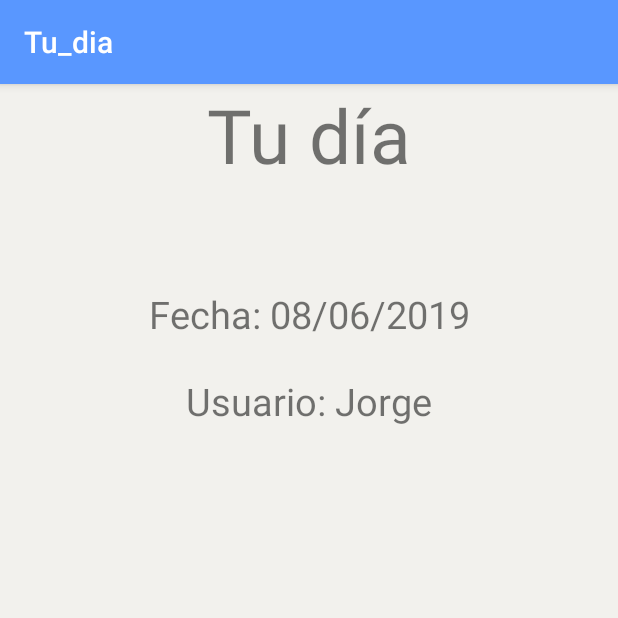
After one commit to andresduarter22/sarana, an Android app: the Tu_dia screen opened directly, with no data from a screen before it, on a phone screen of 412 x 824 dp, the top half of it. The commit adds this screen. Run offline under Robolectric (Android 15) with nearby library versions, the phone set to English and light mode, and no system bars; 2 statements that could not run were skipped.

Commit message:
detelles peques 2

```diff
--- a/app/src/main/AndroidManifest.xml
+++ b/app/src/main/AndroidManifest.xml
@@ -9,6 +9,10 @@
         android:roundIcon="@mipmap/ic_launcher_round"
         android:supportsRtl="true"
         android:theme="@style/AppTheme">
+        <activity
+            android:name=".Tu_dia"
+            android:label="@string/title_activity_tu_dia"
+            android:theme="@style/AppTheme.NoActionBar"></activity>
         <activity
             android:name=".Transaction_fail"
             android:label="@string/title_activity_transaction_fail"
--- /dev/null
+++ b/app/src/main/java/com/example/sarana/Tu_dia.java
@@ -0,0 +1,29 @@
+package com.example.sarana;
+
+import android.os.Bundle;
+import android.support.design.widget.FloatingActionButton;
+import android.support.design.widget.Snackbar;
+import android.support.v7.app.AppCompatActivity;
+import android.support.v7.widget.Toolbar;
+import android.view.View;
+
+public class Tu_dia extends AppCompatActivity {
+
+    @Override
+    protected void onCreate(Bundle savedInstanceState) {
+        super.onCreate(savedInstanceState);
+        setContentView(R.layout.activity_tu_dia);
+        Toolbar toolbar = findViewById(R.id.toolbar);
+        setSupportActionBar(toolbar);
+
+        FloatingActionButton fab = findViewById(R.id.fab);
+        fab.setOnClickListener(new View.OnClickListener() {
+            @Override
+            public void onClick(View view) {
+                Snackbar.make(view, "Replace with your own action", Snackbar.LENGTH_LONG)
+                        .setAction("Action", null).show();
+            }
+        });
+    }
+
+}
--- /dev/null
+++ b/app/src/main/res/layout/activity_tu_dia.xml
@@ -0,0 +1,25 @@
+<?xml version="1.0" encoding="utf-8"?>
+<android.support.design.widget.CoordinatorLayout xmlns:android="http://schemas.android.com/apk/res/android"
+    xmlns:app="http://schemas.android.com/apk/res-auto"
+    xmlns:tools="http://schemas.android.com/tools"
+    android:layout_width="match_parent"
+    android:layout_height="match_parent"
+    tools:context=".Tu_dia">
+
+    <android.support.design.widget.AppBarLayout
+        android:layout_width="match_parent"
+        android:layout_height="wrap_content"
+        android:theme="@style/AppTheme.AppBarOverlay">
+
+        <android.support.v7.widget.Toolbar
+            android:id="@+id/toolbar"
+            android:layout_width="match_parent"
+            android:layout_height="?attr/actionBarSize"
+            android:background="?attr/colorPrimary"
+            app:popupTheme="@style/AppTheme.PopupOverlay" />
+
+    </android.support.design.widget.AppBarLayout>
+
+    <include layout="@layout/content_tu_dia" />
+
+</android.support.design.widget.CoordinatorLayout>
--- /dev/null
+++ b/app/src/main/res/layout/content_tu_dia.xml
@@ -0,0 +1,46 @@
+<?xml version="1.0" encoding="utf-8"?>
+<android.support.constraint.ConstraintLayout xmlns:android="http://schemas.android.com/apk/res/android"
+    xmlns:app="http://schemas.android.com/apk/res-auto"
+    xmlns:tools="http://schemas.android.com/tools"
+    android:layout_width="match_parent"
+    android:layout_height="match_parent"
+    android:background="@color/background"
+    app:layout_behavior="@string/appbar_scrolling_view_behavior"
+    tools:context=".Tu_dia"
+    tools:showIn="@layout/activity_tu_dia">
+
+    <TextView
+        android:layout_width="wrap_content"
+        android:layout_height="wrap_content"
+        android:text="@string/tu_dia_titulo"
+        android:textSize="50sp"
+        app:layout_constraintEnd_toEndOf="parent"
+        app:layout_constraintHorizontal_bias="0.5"
+        app:layout_constraintStart_toStartOf="parent"
+        app:layout_constraintTop_toTopOf="parent" />
+
+    <TextView
+        android:id="@+id/tu_dia_fecha"
+        android:layout_width="wrap_content"
+        android:layout_height="wrap_content"
+        android:layout_marginTop="136dp"
+        android:text="@string/tu_dia_fecha"
+        android:textSize="25sp"
+        app:layout_constraintEnd_toEndOf="parent"
+        app:layout_constraintHorizontal_bias="0.5"
+        app:layout_constraintStart_toStartOf="parent"
+        app:layout_constraintTop_toTopOf="parent" />
+
+    <TextView
+        android:id="@+id/tu_dia_usuario"
+        android:layout_width="wrap_content"
+        android:layout_height="wrap_content"
+        android:layout_marginTop="194dp"
+        android:text="@string/tu_dia_usuario"
+        android:textSize="25sp"
+        app:layout_constraintEnd_toEndOf="parent"
+        app:layout_constraintHorizontal_bias="0.5"
+        app:layout_constraintStart_toStartOf="parent"
+        app:layout_constraintTop_toTopOf="parent" />
+
+</android.support.constraint.ConstraintLayout>
--- a/app/src/main/res/values/strings.xml
+++ b/app/src/main/res/values/strings.xml
@@ -39,4 +39,8 @@
     <string name="dollar">$$$</string>
     <string name="title_activity_transaction_fail">Transaction_fail</string>
     <string name="registrate_enviar">Enviar</string>
+    <string name="title_activity_tu_dia">Tu_dia</string>
+    <string name="tu_dia_titulo">Tu día</string>
+    <string name="tu_dia_usuario">Usuario: Jorge</string>
+    <string name="tu_dia_fecha">Fecha: 08/06/2019</string>
 </resources>
```
